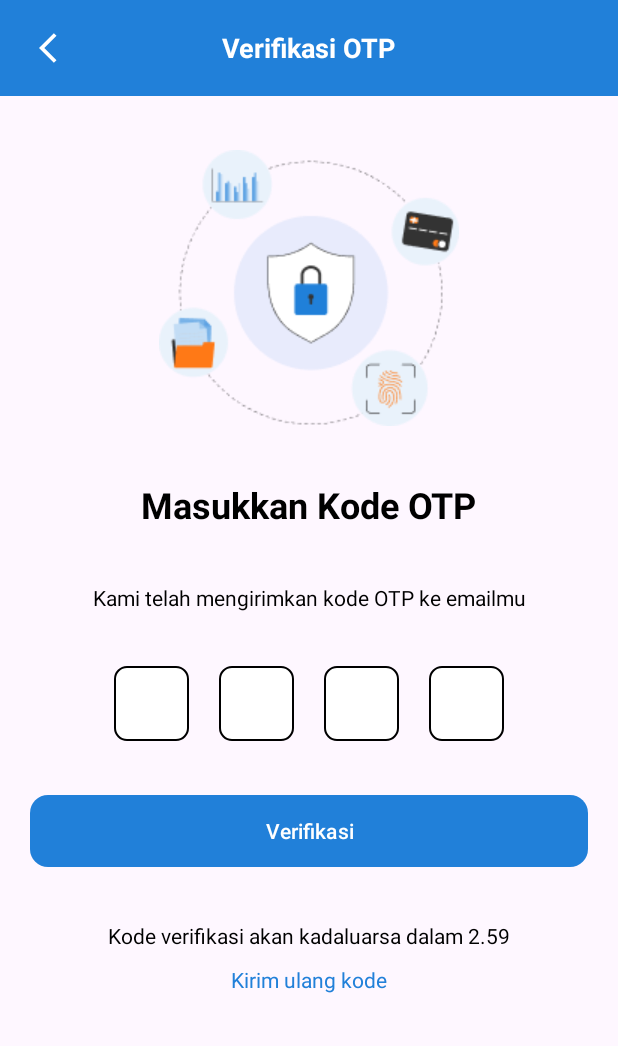
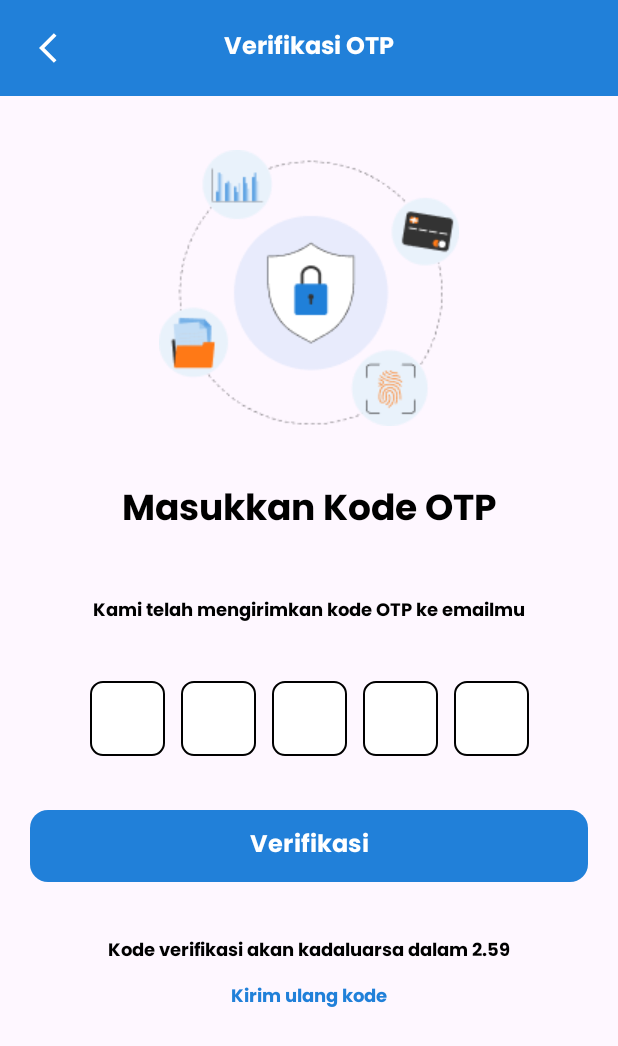
Before and after one commit to Exploreka/Exploreka-App, an Android app: the OTPActivity screen opened directly, with no data from a screen before it, on a phone screen of 412 x 824 dp. Shown: the top 1046 px of the screen. Run offline under Robolectric (Android 15) with nearby library versions, the phone set to English and light mode, and no system bars.

Commit message:
update layout otp

```diff
--- a/app/src/main/res/layout/activity_otp.xml
+++ b/app/src/main/res/layout/activity_otp.xml
@@ -27,7 +27,8 @@
             android:text="Verifikasi OTP"
             android:layout_gravity="center"
             android:textColor="@android:color/white"
-            android:textSize="18sp"
+            android:fontFamily="@font/poppins_bold"
+            android:textSize="16sp"
             android:textStyle="bold" />
 
     </androidx.appcompat.widget.Toolbar>
@@ -49,6 +50,7 @@
         android:src="@drawable/security"
         android:text="Masukkan Kode OTP"
         android:textColor="@color/black"
+        android:fontFamily="@font/poppins_bold"
         android:textSize="24sp"
         android:textStyle="bold"
         android:layout_marginTop="36dp"
@@ -63,7 +65,8 @@
         android:src="@drawable/security"
         android:text="Kami telah mengirimkan kode OTP ke emailmu"
         android:textColor="@color/black"
-        android:textSize="14sp"
+        android:fontFamily="@font/poppins_bold"
+        android:textSize="12sp"
         android:layout_marginTop="36dp"
         app:layout_constraintTop_toBottomOf="@id/textview_otp"
         app:layout_constraintStart_toStartOf="parent"
@@ -86,8 +89,8 @@
             android:inputType="number"
             android:maxLength="1"
             android:textSize="20sp"
-            android:layout_marginStart="10dp"
-            android:layout_marginEnd="10dp"
+            android:layout_marginStart="5dp"
+            android:layout_marginEnd="5dp"
             android:gravity="center"
             android:background="@drawable/otp_box_background"
             android:padding="10dp" />
@@ -99,8 +102,8 @@
             android:inputType="number"
             android:maxLength="1"
             android:textSize="20sp"
-            android:layout_marginStart="10dp"
-            android:layout_marginEnd="10dp"
+            android:layout_marginStart="5dp"
+            android:layout_marginEnd="5dp"
             android:gravity="center"
             android:background="@drawable/otp_box_background"
             android:padding="10dp" />
@@ -112,8 +115,8 @@
             android:inputType="number"
             android:maxLength="1"
             android:textSize="20sp"
-            android:layout_marginStart="10dp"
-            android:layout_marginEnd="10dp"
+            android:layout_marginStart="5dp"
+            android:layout_marginEnd="5dp"
             android:gravity="center"
             android:background="@drawable/otp_box_background"
             android:padding="10dp" />
@@ -125,13 +128,25 @@
             android:inputType="number"
             android:maxLength="1"
             android:textSize="20sp"
-            android:layout_marginStart="10dp"
-            android:layout_marginEnd="10dp"
+            android:layout_marginStart="5dp"
+            android:layout_marginEnd="5dp"
             android:gravity="center"
             android:background="@drawable/otp_box_background"
             android:padding="10dp" />
 
-        <!-- Tambahkan elemen EditText lainnya untuk kotak OTP selanjutnya -->
+        <EditText
+            android:id="@+id/otp_box5"
+            android:layout_width="50dp"
+            android:layout_height="50dp"
+            android:inputType="number"
+            android:maxLength="1"
+            android:textSize="20sp"
+            android:layout_marginStart="5dp"
+            android:layout_marginEnd="5dp"
+            android:gravity="center"
+            android:background="@drawable/otp_box_background"
+            android:padding="10dp" />
+
 
     </LinearLayout>
 
@@ -143,6 +158,8 @@
         android:layout_marginEnd="20dp"
         android:layout_marginTop="36dp"
         android:text="Verifikasi"
+        android:fontFamily="@font/poppins_bold"
+        android:textSize="16sp"
         android:textColor="@color/white"
         android:background="@drawable/rounded_button"
         app:layout_constraintTop_toBottomOf="@id/otp_layout"
@@ -156,7 +173,8 @@
         android:src="@drawable/security"
         android:text="Kode verifikasi akan kadaluarsa dalam 2.59"
         android:textColor="@color/black"
-        android:textSize="14sp"
+        android:fontFamily="@font/poppins_bold"
+        android:textSize="12sp"
         android:layout_marginTop="36dp"
         app:layout_constraintTop_toBottomOf="@id/button_verify"
         app:layout_constraintStart_toStartOf="parent"
@@ -169,7 +187,8 @@
         android:src="@drawable/security"
         android:text="Kirim ulang kode"
         android:textColor="@color/primary_500"
-        android:textSize="14sp"
+        android:fontFamily="@font/poppins_bold"
+        android:textSize="12sp"
         android:layout_marginTop="10dp"
         app:layout_constraintTop_toBottomOf="@id/textview_waktu_otp"
         app:layout_constraintStart_toStartOf="parent"
```
